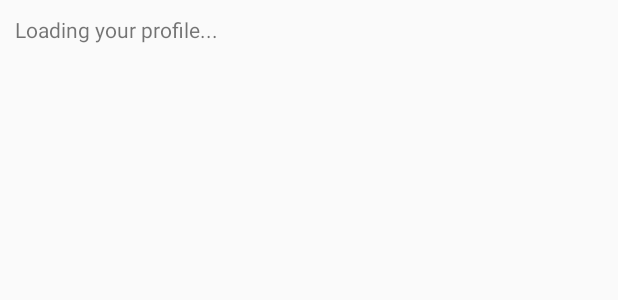
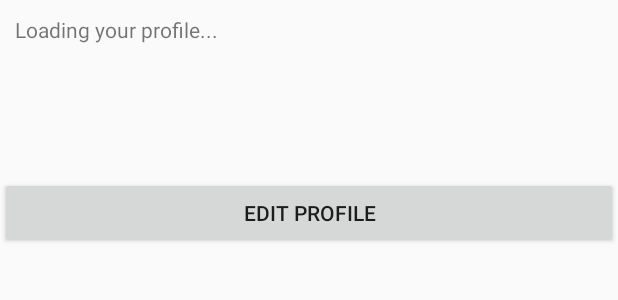
Before and after one commit to lawryyxD/TNAP, an Android app: the layout fragment_profile.xml on its own in the app's theme, with its tools: preview values and no code run, on a phone screen of 412 x 824 dp. Shown: the top 300 px of the screen. Run offline under Robolectric (Android 15) with nearby library versions, the phone set to English and light mode, and no system bars.

Commit message:
added Edit Profile button to ProfileFragment TODO: EditProfileActivity

```diff
--- a/app/src/main/AndroidManifest.xml
+++ b/app/src/main/AndroidManifest.xml
@@ -20,7 +20,7 @@
         </activity>
         <activity
             android:name=".LoginActivity"
-            android:theme="@style/Theme.AppCompat.NoActionBar"></activity>
+            android:theme="@style/Theme.AppCompat.NoActionBar" />
         <activity
             android:name=".RegisterActivity"
             android:label="@string/app_name">
@@ -31,7 +31,9 @@
         </activity>
         <activity
             android:name=".MainActivity"
-            android:label="@string/title_activity_main"></activity>
+            android:label="@string/title_activity_main"
+            android:theme="@style/Theme.AppCompat.NoActionBar" />
+        <activity android:name=".EditProfileActivity"></activity>
     </application>
 
 </manifest>
--- a/app/src/main/java/neighbourhoodapp/tnap/com/tnap/MainActivity.java
+++ b/app/src/main/java/neighbourhoodapp/tnap/com/tnap/MainActivity.java
@@ -1,5 +1,6 @@
 package neighbourhoodapp.tnap.com.tnap;
 
+import android.content.Intent;
 import android.os.Bundle;
 import android.support.annotation.NonNull;
 import android.support.design.widget.BottomNavigationView;
@@ -7,6 +8,7 @@ import android.support.v4.app.FragmentActivity;
 import android.support.v7.app.AppCompatActivity;
 import android.util.Log;
 import android.view.MenuItem;
+import android.view.View;
 import android.widget.FrameLayout;
 import android.widget.TextView;
 
--- a/app/src/main/res/layout/fragment_profile.xml
+++ b/app/src/main/res/layout/fragment_profile.xml
@@ -30,6 +30,12 @@
             android:padding="10dp"
             android:id="@+id/profile_address" />
 
+        <Button
+            android:id="@+id/edit_profile_button"
+            android:layout_width="match_parent"
+            android:layout_height="wrap_content"
+            android:text="@string/edit_profile" />
+
     </LinearLayout>
 
 </FrameLayout>
--- a/app/src/main/res/values/strings.xml
+++ b/app/src/main/res/values/strings.xml
@@ -25,6 +25,8 @@
     <string name="prompt_address">Home Address</string>
     <string name="prompt_cc">Community Centre</string>
 
+    <string name="edit_profile">Edit Profile</string>
+
     <!-- TODO: Remove or change this placeholder text -->
     <string name="hello_main_fragment">Loading your CC...</string>
     <string name="hello_events_fragment">Hello events fragment</string>
```
Also changed, not shown: app/src/main/java/neighbourhoodapp/tnap/com/tnap/EditProfileActivity.java (added, +13 -0 lines), app/src/main/java/neighbourhoodapp/tnap/com/tnap/ProfileFragment.java (+17 -1 lines), app/src/main/res/layout/activity_edit_profile.xml (added, +9 -0 lines).
